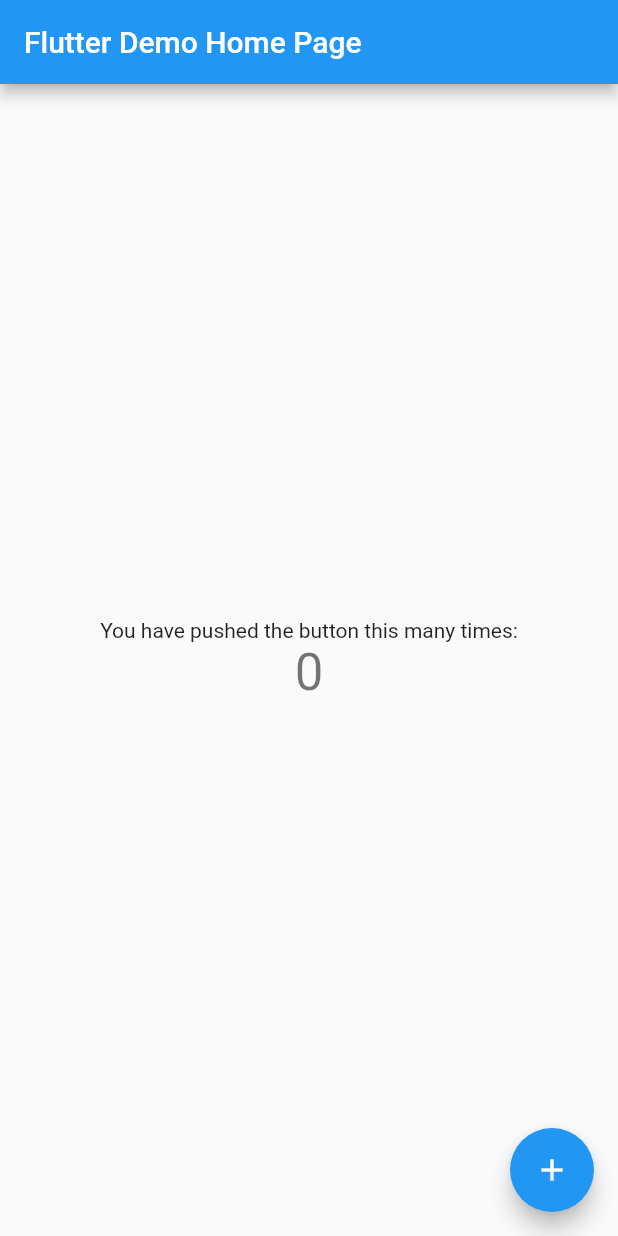
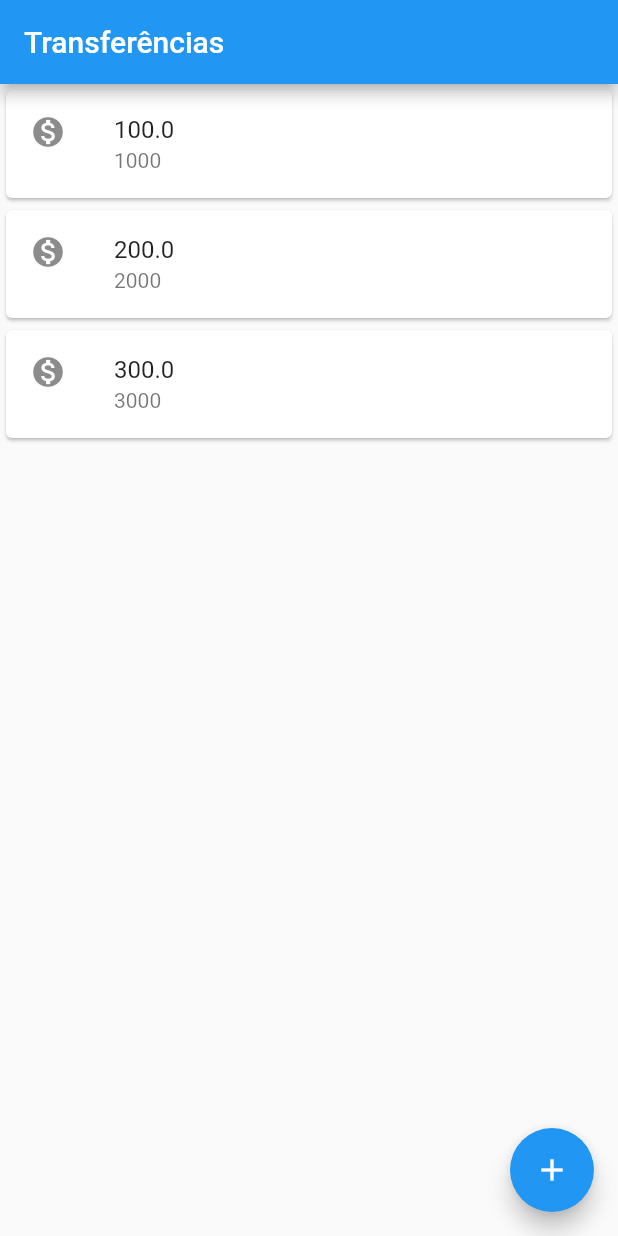
Before and after one commit to josuecamelo/bytebank_flutter, a Flutter app: the screen it shows after launch, on a phone screen of 412 x 824 dp. Run offline on Flutter 3.47's test engine with Material 2 defaults, Android fonts, the phone set to English and light mode, and no system bars.

Commit message:
Volta aos estudo flutter

```diff
--- a/lib/main.dart
+++ b/lib/main.dart
@@ -1,117 +1,52 @@
 import 'package:flutter/material.dart';
 
 void main() {
-  runApp(MyApp());
+  runApp(MaterialApp(
+    debugShowCheckedModeBanner: false,
+    home: Scaffold(
+      body: ListaTransferencias(),
+      appBar: AppBar(
+        title: Text('Transferências'),
+      ),
+      floatingActionButton: FloatingActionButton(
+        child: Icon(Icons.add),
+      ),
+    ),
+  ));
 }
 
-class MyApp extends StatelessWidget {
-  // This widget is the root of your application.
+class ListaTransferencias extends StatelessWidget {
   @override
   Widget build(BuildContext context) {
-    return MaterialApp(
-      title: 'Flutter Demo',
-      theme: ThemeData(
-        // This is the theme of your application.
-        //
-        // Try running your application with "flutter run". You'll see the
-        // application has a blue toolbar. Then, without quitting the app, try
-        // changing the primarySwatch below to Colors.green and then invoke
-        // "hot reload" (press "r" in the console where you ran "flutter run",
-        // or simply save your changes to "hot reload" in a Flutter IDE).
-        // Notice that the counter didn't reset back to zero; the application
-        // is not restarted.
-        primarySwatch: Colors.blue,
-        // This makes the visual density adapt to the platform that you run
-        // the app on. For desktop platforms, the controls will be smaller and
-        // closer together (more dense) than on mobile platforms.
-        visualDensity: VisualDensity.adaptivePlatformDensity,
-      ),
-      home: MyHomePage(title: 'Flutter Demo Home Page'),
+    return Column(
+      children: [
+        ItemTransferencia(Transferencia(100.00, '1000')),
+        ItemTransferencia(Transferencia(200.00, '2000')),
+        ItemTransferencia(Transferencia(300.00, '3000')),
+      ],
     );
   }
 }
 
-class MyHomePage extends StatefulWidget {
-  MyHomePage({Key key, this.title}) : super(key: key);
+class ItemTransferencia extends StatelessWidget {
+  final Transferencia _transferencia;
 
-  // This widget is the home page of your application. It is stateful, meaning
-  // that it has a State object (defined below) that contains fields that affect
-  // how it looks.
-
-  // This class is the configuration for the state. It holds the values (in this
-  // case the title) provided by the parent (in this case the App widget) and
-  // used by the build method of the State. Fields in a Widget subclass are
-  // always marked "final".
-
-  final String title;
-
-  @override
-  _MyHomePageState createState() => _MyHomePageState();
-}
-
-class _MyHomePageState extends State<MyHomePage> {
-  int _counter = 0;
-
-  void _incrementCounter() {
-    setState(() {
-      // This call to setState tells the Flutter framework that something has
-      // changed in this State, which causes it to rerun the build method below
-      // so that the display can reflect the updated values. If we changed
-      // _counter without calling setState(), then the build method would not be
-      // called again, and so nothing would appear to happen.
-      _counter++;
-    });
-  }
+  ItemTransferencia(this._transferencia);
 
   @override
   Widget build(BuildContext context) {
-    // This method is rerun every time setState is called, for instance as done
-    // by the _incrementCounter method above.
-    //
-    // The Flutter framework has been optimized to make rerunning build methods
-    // fast, so that you can just rebuild anything that needs updating rather
-    // than having to individually change instances of widgets.
-    return Scaffold(
-      appBar: AppBar(
-        // Here we take the value from the MyHomePage object that was created by
-        // the App.build method, and use it to set our appbar title.
-        title: Text(widget.title),
-      ),
-      body: Center(
-        // Center is a layout widget. It takes a single child and positions it
-        // in the middle of the parent.
-        child: Column(
-          // Column is also a layout widget. It takes a list of children and
-          // arranges them vertically. By default, it sizes itself to fit its
-          // children horizontally, and tries to be as tall as its parent.
-          //
-          // Invoke "debug painting" (press "p" in the console, choose the
-          // "Toggle Debug Paint" action from the Flutter Inspector in Android
-          // Studio, or the "Toggle Debug Paint" command in Visual Studio Code)
-          // to see the wireframe for each widget.
-          //
-          // Column has various properties to control how it sizes itself and
-          // how it positions its children. Here we use mainAxisAlignment to
-          // center the children vertically; the main axis here is the vertical
-          // axis because Columns are vertical (the cross axis would be
-          // horizontal).
-          mainAxisAlignment: MainAxisAlignment.center,
-          children: <Widget>[
-            Text(
-              'You have pushed the button this many times:',
-            ),
-            Text(
-              '$_counter',
-              style: Theme.of(context).textTheme.headline4,
-            ),
-          ],
-        ),
-      ),
-      floatingActionButton: FloatingActionButton(
-        onPressed: _incrementCounter,
-        tooltip: 'Increment',
-        child: Icon(Icons.add),
-      ), // This trailing comma makes auto-formatting nicer for build methods.
-    );
+    return Card(
+        child: ListTile(
+      leading: Icon(Icons.monetization_on),
+      title: Text(_transferencia.valor.toString()),
+      subtitle: Text(_transferencia.numeroConta),
+    ));
   }
 }
+
+class Transferencia {
+  final double valor;
+  final String numeroConta;
+
+  Transferencia(this.valor, this.numeroConta);
+}
```
